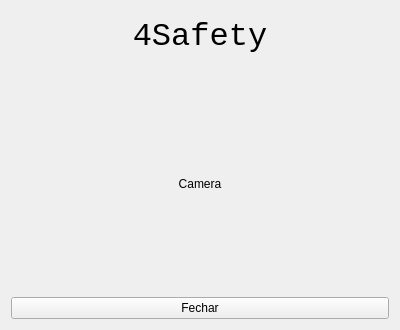
Above: src/ui/training.ui from YanVictorSN/access-control-project before the change. Below: the same form after it.
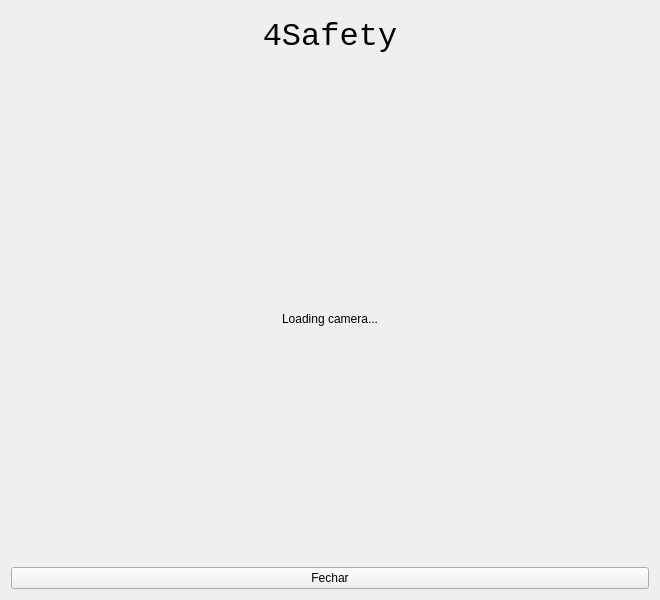
That is the form after the change.

Commit message: feat: moved relative to screen/main

What changed in the file:
```diff
--- a/src/ui/training.ui
+++ b/src/ui/training.ui
@@ -6,8 +6,8 @@
    <rect>
     <x>0</x>
     <y>0</y>
-    <width>400</width>
-    <height>330</height>
+    <width>660</width>
+    <height>600</height>
    </rect>
   </property>
   <property name="windowTitle">
@@ -48,7 +48,7 @@
      <item row="2" column="0">
       <widget class="QLabel" name="camera_QL">
        <property name="text">
-        <string>Camera</string>
+        <string>Loading camera...</string>
        </property>
        <property name="alignment">
         <set>Qt::AlignCenter</set>
```
Left out of the diff: 2 changed lines with no effect on the pictures. The commit also changes 1 other file.
